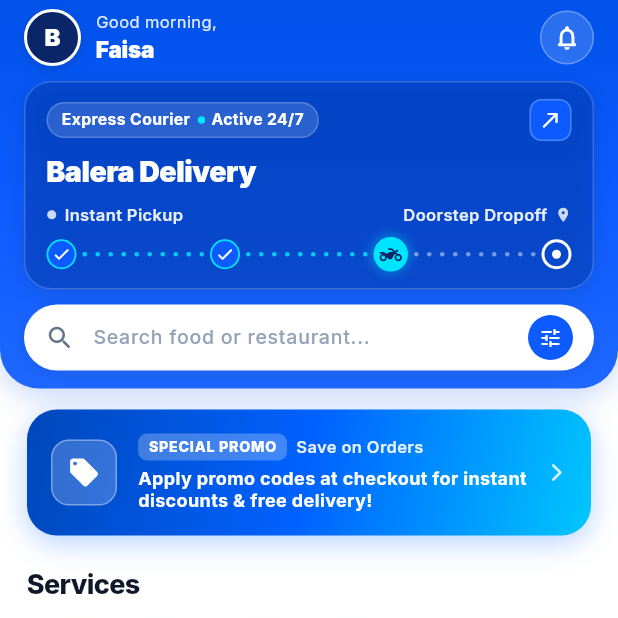
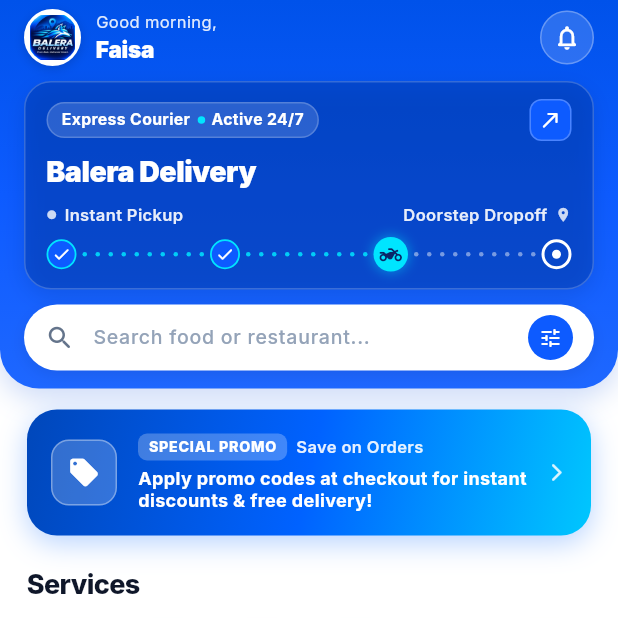
Before and after one commit to Balera-Delivery/balera-customer-app, a Flutter app: the HomeScreen screen opened directly, on a phone screen of 412 x 824 dp, the top half of it. Run offline on Flutter 3.47's test engine with Material 3 defaults, Android fonts, the phone set to English and light mode, and no system bars; our stand-ins replace dio, flutter_animate, flutter_map, geolocator, google_fonts, image_picker and 3 more; accounts and stored records are empty; network calls fail; project files that could hold a hidden picture were left out.

Commit message:
feat(home): replace letter B avatar with official Balera logo

```diff
--- a/lib/views/home/home_screen.dart
+++ b/lib/views/home/home_screen.dart
@@ -388,13 +388,13 @@
               children: [
                 Row(
                   children: [
-                    // Circular Avatar with letter 'B' matching screenshot
+                    // Circular Avatar with official Balera Logo
                     Container(
                       width: 38,
                       height: 38,
                       decoration: BoxDecoration(
                         shape: BoxShape.circle,
-                        color: const Color(0xFF0A2668),
+                        color: Colors.white,
                         border: Border.all(color: Colors.white, width: 2.0),
                         boxShadow: [
                           BoxShadow(
@@ -404,6 +404,14 @@
                           ),
                         ],
                       ),
+                      child: ClipOval(
+                        child: Padding(
+                          padding: const EdgeInsets.all(2.0),
+                          child: Image.asset(
+                            'assets/logo/balera_logo.png',
+                            fit: BoxFit.contain,
+                            errorBuilder: (_, __, ___) => Container(
+                              color: const Color(0xFF0A2668),
                               child: const Center(
                                 child: Text(
                                   'B',
@@ -411,6 +419,10 @@
                                     color: Colors.white,
                                     fontWeight: FontWeight.w900,
                                     fontSize: 16,
+                                  ),
+                                ),
+                              ),
+                            ),
                           ),
                         ),
                       ),
```
Lines whose indentation alone changed are shown as unchanged.
